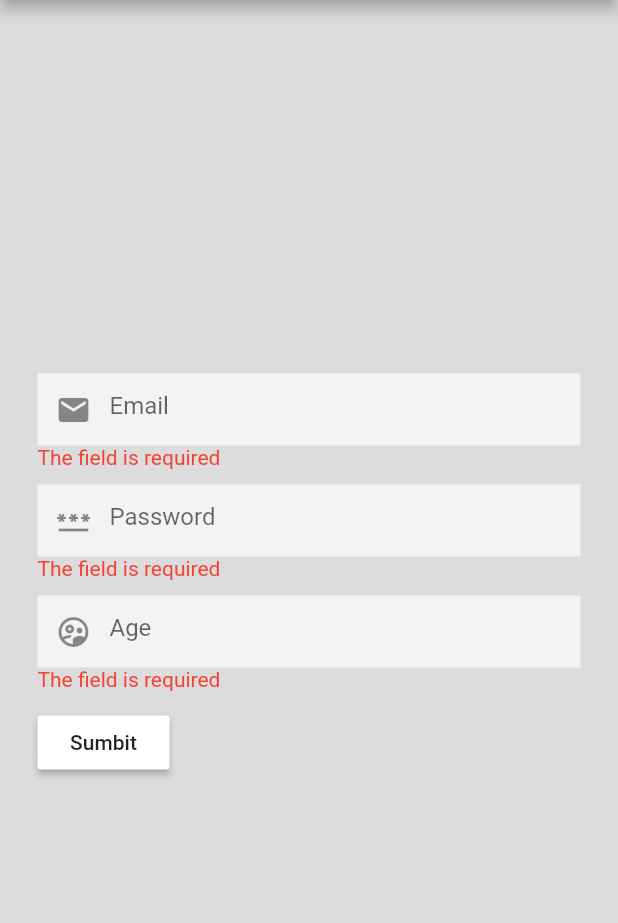
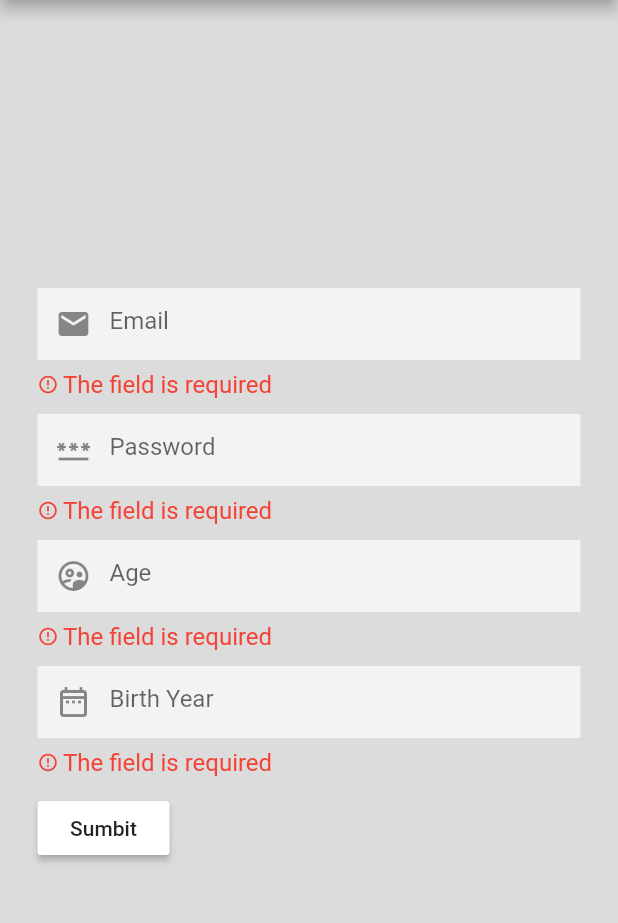
Before and after one commit to X-SLAYER/EzValidator, a Flutter app: the screen it shows after launch, after a tap on "Sumbit", on a phone screen of 412 x 824 dp, the part 84-1007 px from its top. Run offline on Flutter 3.47's test engine with Material 2 defaults, Android fonts, the phone set to English and light mode, and no system bars; our stand-ins replace fluttertoast.

```diff
--- /dev/null
+++ b/example/lib/error_widget.dart
@@ -0,0 +1,32 @@
+import 'package:flutter/material.dart';
+
+class ErrorWIdget extends StatelessWidget {
+  final String? name;
+
+  const ErrorWIdget({this.name, key}) : super(key: key);
+  @override
+  Widget build(BuildContext context) {
+    return name == null || name!.isEmpty
+        ? const SizedBox.shrink()
+        : Column(
+            crossAxisAlignment: CrossAxisAlignment.start,
+            mainAxisSize: MainAxisSize.min,
+            children: [
+              const SizedBox(height: 7.0),
+              Row(
+                children: [
+                  const Icon(Icons.error_outline,
+                      size: 14.0, color: Colors.red),
+                  const SizedBox(width: 3.0),
+                  Flexible(
+                    child: Text(
+                      name as String,
+                      style: const TextStyle(fontSize: 16.0, color: Colors.red),
+                    ),
+                  )
+                ],
+              )
+            ],
+          );
+  }
+}
--- a/example/lib/main.dart
+++ b/example/lib/main.dart
@@ -1,8 +1,12 @@
 import 'package:ez_validator/main.dart';
+import 'package:ez_validator_example/error_widget.dart';
+// import 'package:ez_validator_example/french_locale.dart';
 import 'package:flutter/material.dart';
 import 'package:fluttertoast/fluttertoast.dart';
 
 void main() {
+  /// set this in the main to set your custom locale
+  // EzValidator.setLocale(const FrenchLocale());
   runApp(const MyApp());
 }
 
@@ -32,10 +36,11 @@ class MyHomePage extends StatefulWidget {
 }
 
 class _MyHomePageState extends State<MyHomePage> {
-  Map<String, dynamic> form = {'email': '', 'password': '', 'age': ''};
+  Map<String, dynamic> form = {};
   Map<String?, String?> errors = {};
 
-  EzSchema mySchema = EzSchema.shape({
+  EzSchema mySchema = EzSchema.shape(
+    {
       "email": EzValidator().required().email().build(),
       "password": EzValidator()
           .required()
@@ -45,7 +50,9 @@ class _MyHomePageState extends State<MyHomePage> {
               'Minimum six characters, at least one letter, one number and one special character')
           .build(),
       "age": EzValidator().required().min(18).build(),
-  }, identicalKeys: true);
+      "birth_year": EzValidator().required().min(2012).max(2021).build(),
+    },
+  );
 
   validate() {
     /// wrap your validation method with try..catch when you add the
@@ -85,8 +92,6 @@ class _MyHomePageState extends State<MyHomePage> {
 
   @override
   Widget build(BuildContext context) {
-    const style = TextStyle(color: Colors.red);
-
     return Scaffold(
       appBar: AppBar(
         title: Text(widget.title as String),
@@ -109,18 +114,14 @@ class _MyHomePageState extends State<MyHomePage> {
                         onChanged: (value) => _onChange('email', value),
                         decoration: _getInputDecoration(Icons.email, "Email"),
                       ),
-                      (errors['email'] ?? '').isNotEmpty
-                          ? Text(errors['email'] as String, style: style)
-                          : const SizedBox.shrink(),
+                      ErrorWIdget(name: errors['email']),
                       const SizedBox(height: 10.0),
                       TextField(
                         onChanged: (value) => _onChange('password', value),
                         decoration:
                             _getInputDecoration(Icons.password, "Password"),
                       ),
-                      (errors['password'] ?? '').isNotEmpty
-                          ? Text(errors['password'] as String, style: style)
-                          : const SizedBox.shrink(),
+                      ErrorWIdget(name: errors['password']),
                       const SizedBox(height: 10.0),
                       TextField(
                         keyboardType: TextInputType.number,
@@ -128,9 +129,15 @@ class _MyHomePageState extends State<MyHomePage> {
                         decoration: _getInputDecoration(
                             Icons.supervised_user_circle_outlined, "Age"),
                       ),
-                      (errors['age'] ?? '').isNotEmpty
-                          ? Text(errors['age'] as String, style: style)
-                          : const SizedBox.shrink(),
+                      ErrorWIdget(name: errors['age']),
+                      const SizedBox(height: 10.0),
+                      TextField(
+                        keyboardType: TextInputType.number,
+                        onChanged: (value) => _onChange('birth_year', value),
+                        decoration: _getInputDecoration(
+                            Icons.date_range_outlined, "Birth Year"),
+                      ),
+                      ErrorWIdget(name: errors['birth_year']),
                       const SizedBox(height: 10.0),
                       MaterialButton(
                         onPressed: validate,
--- a/lib/schemas/ez_schema.dart
+++ b/lib/schemas/ez_schema.dart
@@ -7,7 +7,12 @@ class EzSchema {
   /// when the form and schema has different keys
   final bool? identicalKeys;
 
-  EzSchema.shape(this._schema, {this.identicalKeys});
+  /// when it's true the form will be filled
+  /// with keys from the schema with empty string
+  /// fillSchema is [True] by default
+  final bool? fillSchema;
+
+  EzSchema.shape(this._schema, {this.identicalKeys, this.fillSchema = true});
 
   ///validate the values you have sent and return a [Map]
   ///with errors. each error will have the key from form keys
@@ -15,6 +20,15 @@ class EzSchema {
     if (identicalKeys ?? false) {
       if (!_compareKeys(form)) {
         throw Exception("value and schema must have the same keys");
+      }
+    }
+    if (fillSchema ?? false) {
+      final _schemaKeys = _schema.keys.toList();
+      final _formKeys = form.keys.toList();
+      for (var key in _schemaKeys) {
+        if (!_formKeys.contains(key)) {
+          form[key] = '';
+        }
       }
     }
     Map<String, String> _errors = {};
--- a/lib/validator/ez_validator_locale.dart
+++ b/lib/validator/ez_validator_locale.dart
@@ -1,4 +1,4 @@
-abstract class FormValidatorLocale {
+abstract class EzLocale {
   String name();
   String required();
   String minLength(String v, int n);
--- a/lib/validator/local.dart
+++ b/lib/validator/local.dart
@@ -1,6 +1,6 @@
 import 'ez_validator_locale.dart';
 
-class Locale implements FormValidatorLocale {
+class Locale implements EzLocale {
   const Locale();
 
   @override
```
Also changed, not shown: example/lib/french_locale.dart (added, +69 -0 lines), lib/validator/ez_validator_builder.dart (+6 -7 lines), 1 other file. Lines whose indentation alone changed are shown as unchanged.
